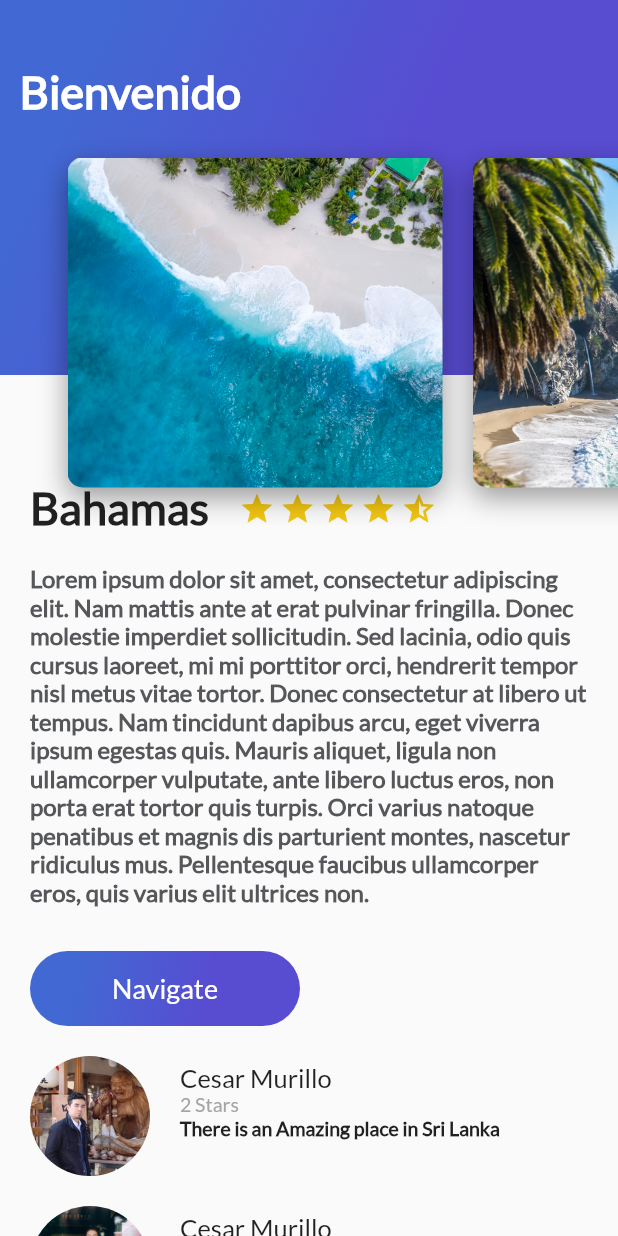
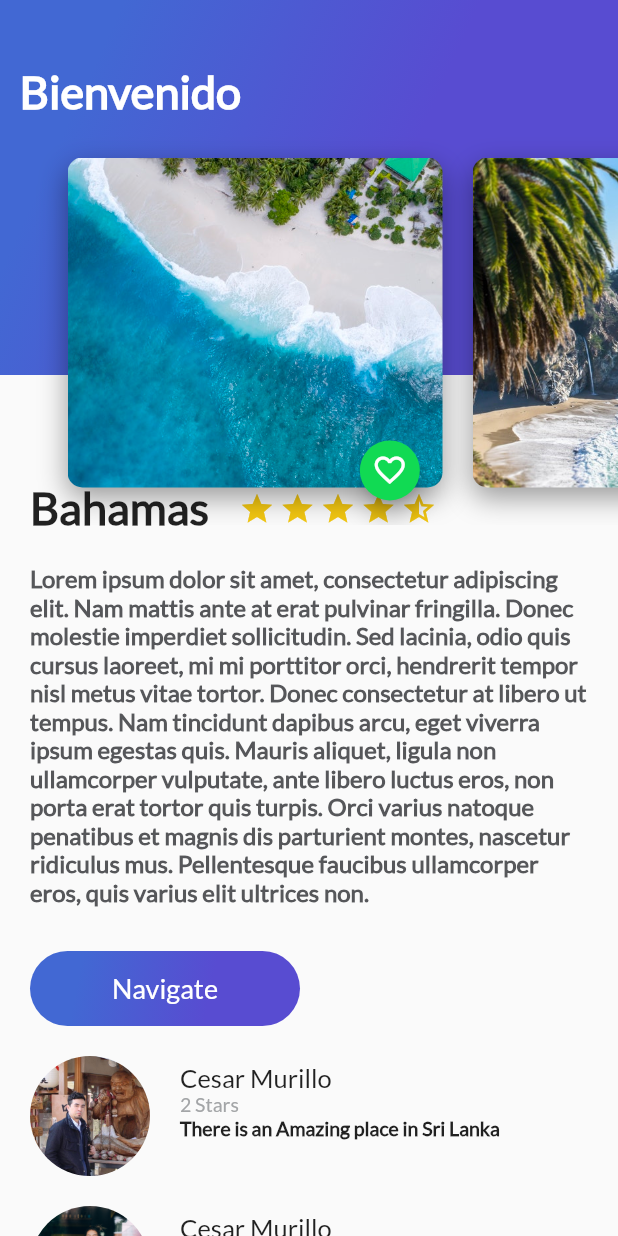
Before and after one commit to zesaru/platzitrips, a Flutter app: the screen it shows after launch, on a phone screen of 412 x 824 dp. Run offline on Flutter 3.47's test engine with Material 2 defaults, Android fonts, the phone set to English and light mode, and no system bars.

Commit message:
Widget Floating Action Button c32

```diff
--- a/lib/card_image.dart
+++ b/lib/card_image.dart
@@ -1,4 +1,5 @@
 import 'package:flutter/material.dart';
+import 'floating_action_button_green.dart';
 
 class  CardImage extends StatelessWidget {
 
@@ -37,7 +38,13 @@ class  CardImage extends StatelessWidget {
       ),
     );
 
-    return card;
+    return Stack(
+      alignment: Alignment(0.9,1.1),
+      children: <Widget>[
+        card,
+        FloatingActionButtonGreen()
+      ],
+    );
   }
 
 }
--- /dev/null
+++ b/lib/floating_action_button_green.dart
@@ -0,0 +1,38 @@
+import 'package:flutter/material.dart';
+
+class FloatingActionButtonGreen extends StatefulWidget {
+  @override
+  State<StatefulWidget> createState() {
+    // TODO: implement createState
+    return _FloatingActionButtonGreen();
+  }
+
+}
+
+class _FloatingActionButtonGreen extends State<FloatingActionButtonGreen> {
+
+  void onPressedFav(){
+
+    Scaffold.of(context).showSnackBar(
+        SnackBar(
+          content: Text("Favorito"),
+        )
+    );
+  }
+
+  @override
+  Widget build(BuildContext context) {
+    // TODO: implement build
+    return FloatingActionButton(
+      backgroundColor: Color(0xFF11DA53),
+      mini: true,
+      tooltip: "Fav",
+      onPressed: onPressedFav,
+      child: Icon(
+        Icons.favorite_border,
+        color: Colors.white,
+      ),
+    );
+  }
+
+}
```
